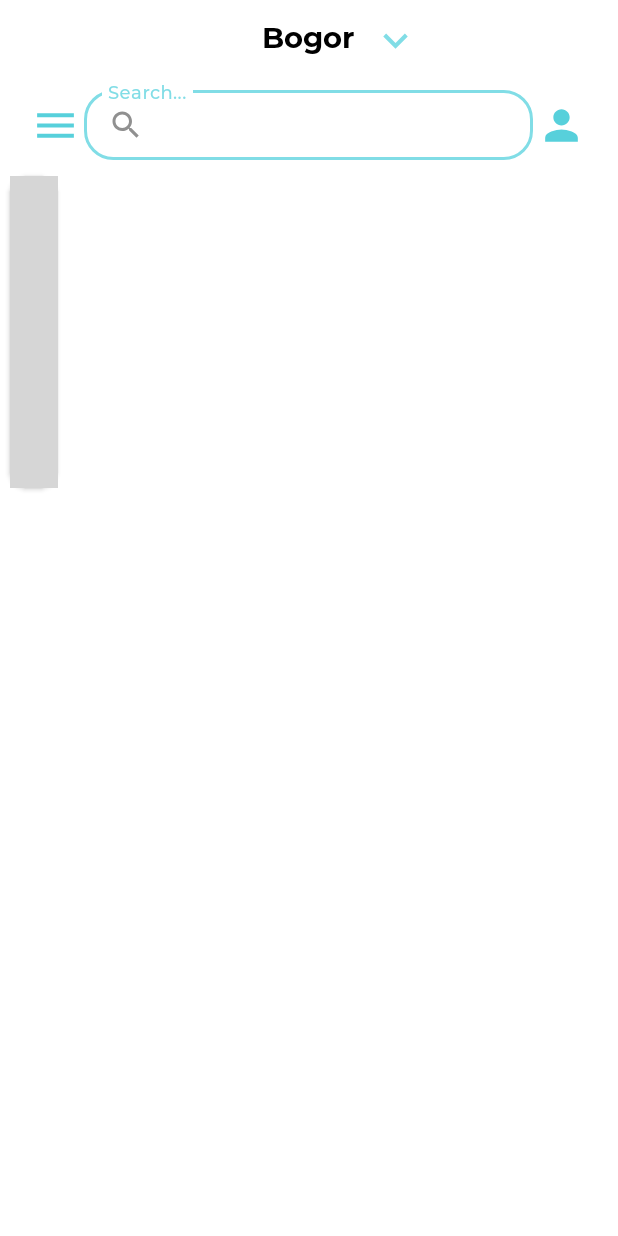
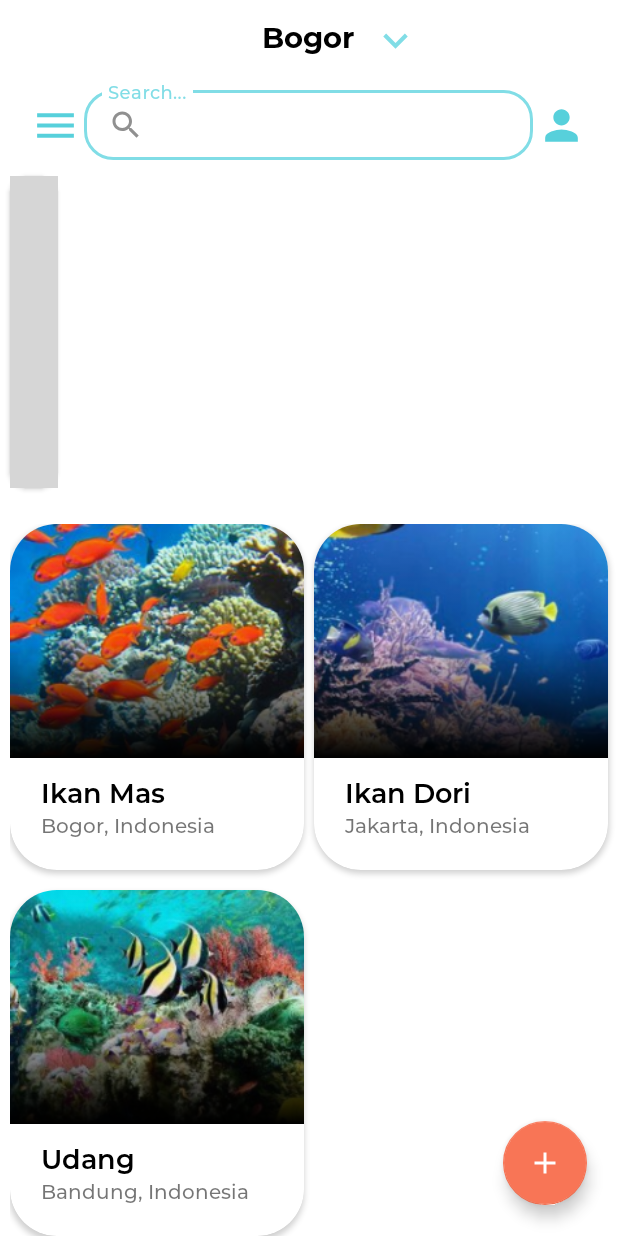
Before and after one commit to NauraRetyani/IWak, an Android app: the screen it shows after launch (MainActivity), on a phone screen of 412 x 824 dp. Run offline under Robolectric (Android 15) with nearby library versions, the phone set to English and light mode, and no system bars; our stand-ins replace sdp/ssp sizes; libraries missing offline, so code that uses them is left out: com.synnapps.carouselview; plain views replace CarouselView; 3 statements that could not run were skipped; grey boxes are pictures that could not be loaded.

Commit message:
finishing Main Activity

```diff
--- a/app/build.gradle
+++ b/app/build.gradle
@@ -37,6 +37,7 @@ dependencies {
     implementation 'com.synnapps:carouselview:0.1.4'
     implementation 'com.android.support:design:29.0.0'
     implementation 'androidx.recyclerview:recyclerview:1.1.0'
+    implementation 'com.github.bumptech.glide:glide:4.10.0'
 
     testImplementation 'junit:junit:4.12'
     androidTestImplementation 'androidx.test.ext:junit:1.1.1'
--- /dev/null
+++ b/app/src/main/java/com/naura/idn/iwak/FishModel.kt
@@ -0,0 +1,11 @@
+package com.naura.idn.iwak
+
+import android.os.Parcelable
+import kotlinx.android.parcel.Parcelize
+
+@Parcelize
+data class FishModel(
+    var name: String,
+    var address: String,
+    var image: Int
+): Parcelable
--- a/app/src/main/java/com/naura/idn/iwak/MainActivity.kt
+++ b/app/src/main/java/com/naura/idn/iwak/MainActivity.kt
@@ -2,12 +2,21 @@ package com.naura.idn.iwak
 
 import androidx.appcompat.app.AppCompatActivity
 import android.os.Bundle
+import android.view.Menu
+import android.view.MenuItem
 import android.widget.ImageView
+import android.widget.Toast
+import androidx.recyclerview.widget.GridLayoutManager
+import androidx.recyclerview.widget.LinearLayoutManager
+import androidx.recyclerview.widget.RecyclerView
+import com.google.android.material.floatingactionbutton.FloatingActionButton
+import com.google.android.material.snackbar.Snackbar
 import com.synnapps.carouselview.CarouselView
 import com.synnapps.carouselview.ImageListener
 import kotlinx.android.synthetic.main.activity_main.*
 
 class MainActivity : AppCompatActivity() {
+    private val fishList = ArrayList<FishModel>()
 
     val imageContentSlider = intArrayOf(
         R.drawable.image_1,
@@ -18,17 +27,58 @@ class MainActivity : AppCompatActivity() {
     val imageContentListener: ImageListener = object : ImageListener {
         override fun setImageForPosition(position: Int, imageView: ImageView?) {
             imageView?.setImageResource(imageContentSlider[position])
+
         }
     }
 
     override fun onCreate(savedInstanceState: Bundle?) {
         super.onCreate(savedInstanceState)
         setContentView(R.layout.activity_main)
+
         supportActionBar?.hide()
+        fab.setOnClickListener { view ->
+            Snackbar.make(view, "Post", Snackbar.LENGTH_LONG)
+                .setAction("Action", null).show()
+        }
 
         val carouselView = is_main as CarouselView
         carouselView.setImageListener(imageContentListener)
         carouselView.setPageCount(imageContentSlider.count())
 
+        rv_main.setHasFixedSize(true)
+        fishList.addAll(getListFood())
+        showRecyclerList()
+
+    }
+
+    override fun onOptionsItemSelected(item: MenuItem): Boolean {
+        return when (item.itemId) {
+            R.id.action_settings -> true
+            else -> super.onOptionsItemSelected(item)
+        }
+    }
+
+    private fun showRecyclerList() {
+        rv_main.layoutManager = GridLayoutManager(this, 2)
+
+        val listFoodAdapter = RecyclerAdapter(fishList)
+        rv_main.adapter = listFoodAdapter
+    }
+
+    private fun getListFood(): ArrayList<FishModel> {
+        val dataName = resources.getStringArray(R.array.title)
+        val dataAddress = resources.getStringArray(R.array.address)
+        val dataImage = resources.obtainTypedArray(R.array.image)
+
+        val listFish = ArrayList<FishModel>()
+        for (position in dataName.indices) {
+            val fish = FishModel(
+                dataName[position],
+                dataAddress[position],
+                dataImage.getResourceId(position, -1)
+            )
+            listFish.add(fish)
+        }
+        return listFish
     }
 }
--- /dev/null
+++ b/app/src/main/java/com/naura/idn/iwak/RecyclerAdapter.kt
@@ -0,0 +1,38 @@
+package com.naura.idn.iwak
+
+import android.view.LayoutInflater
+import android.view.View
+import android.view.ViewGroup
+import androidx.recyclerview.widget.RecyclerView
+import com.bumptech.glide.Glide
+import com.bumptech.glide.request.RequestOptions
+import kotlinx.android.synthetic.main.item_row_home.view.*
+
+
+class RecyclerAdapter(private val listFishs: ArrayList<FishModel>) :
+    RecyclerView.Adapter<RecyclerAdapter.PopularViewHolder>() {
+    override fun onCreateViewHolder(parent: ViewGroup, viewType: Int): PopularViewHolder {
+        val view = LayoutInflater.from(parent.context)
+            .inflate(R.layout.item_row_home, parent, false)
+        return PopularViewHolder(view)
+    }
+
+    override fun getItemCount(): Int = listFishs.size
+
+    override fun onBindViewHolder(holder: PopularViewHolder, position: Int) {
+        holder.bind(listFishs[position])
+    }
+
+    class PopularViewHolder(itemView: View) : RecyclerView.ViewHolder(itemView) {
+        fun bind(fishs: FishModel) {
+            with(itemView) {
+                Glide.with(itemView.context)
+                    .load(fishs.image)
+                    .apply(RequestOptions().override(300))
+                    .into(iv_popular)
+                tv_name.text = fishs.name
+                tv_address.text = fishs.address
+            }
+        }
+    }
+}
--- /dev/null
+++ b/app/src/main/res/drawable/ic_add.xml
@@ -0,0 +1,5 @@
+<vector android:height="24dp" android:tint="#FFFFFF"
+    android:viewportHeight="24.0" android:viewportWidth="24.0"
+    android:width="24dp" xmlns:android="http://schemas.android.com/apk/res/android">
+    <path android:fillColor="#FF000000" android:pathData="M19,13h-6v6h-2v-6H5v-2h6V5h2v6h6v2z"/>
+</vector>
--- a/app/src/main/res/layout/activity_main.xml
+++ b/app/src/main/res/layout/activity_main.xml
@@ -1,11 +1,15 @@
 <?xml version="1.0" encoding="utf-8"?>
-<ScrollView xmlns:android="http://schemas.android.com/apk/res/android"
+<androidx.coordinatorlayout.widget.CoordinatorLayout xmlns:android="http://schemas.android.com/apk/res/android"
     xmlns:app="http://schemas.android.com/apk/res-auto"
     xmlns:tools="http://schemas.android.com/tools"
     android:layout_width="match_parent"
     android:layout_height="match_parent"
     android:background="@android:color/white"
     tools:context=".MainActivity">
+
+    <ScrollView
+        android:layout_width="match_parent"
+        android:layout_height="wrap_content">
 
         <RelativeLayout
             android:layout_width="match_parent"
@@ -75,6 +79,7 @@
                 android:src="@drawable/ic_setting" />
 
             <androidx.cardview.widget.CardView
+                android:id="@+id/card_view"
                 android:layout_width="wrap_content"
                 android:layout_height="wrap_content"
                 android:layout_below="@id/et_layout"
@@ -97,8 +102,23 @@
 
             </androidx.cardview.widget.CardView>
 
-
+            <androidx.recyclerview.widget.RecyclerView
+                android:id="@+id/rv_main"
+                android:layout_width="match_parent"
+                android:layout_height="wrap_content"
+                android:layout_below="@id/card_view"
+                android:layout_marginStart="@dimen/_5sdp"
+                android:layout_marginTop="@dimen/_10sdp" />
 
         </RelativeLayout>
+    </ScrollView>
 
-</ScrollView>
+    <com.google.android.material.floatingactionbutton.FloatingActionButton
+        android:id="@+id/fab"
+        android:layout_width="wrap_content"
+        android:layout_height="wrap_content"
+        android:layout_gravity="bottom|end"
+        android:layout_margin="@dimen/_16sdp"
+        app:srcCompat="@drawable/ic_add" />
+
+</androidx.coordinatorlayout.widget.CoordinatorLayout>
--- /dev/null
+++ b/app/src/main/res/layout/item_row_home.xml
@@ -0,0 +1,54 @@
+<?xml version="1.0" encoding="utf-8"?>
+<androidx.cardview.widget.CardView xmlns:android="http://schemas.android.com/apk/res/android"
+    xmlns:app="http://schemas.android.com/apk/res-auto"
+    android:layout_width="wrap_content"
+    android:layout_height="wrap_content"
+    android:layout_marginEnd="@dimen/_5sdp"
+    android:layout_marginBottom="@dimen/_10sdp"
+    app:cardCornerRadius="@dimen/_24sdp">
+
+    <LinearLayout
+        android:layout_width="wrap_content"
+        android:layout_height="wrap_content"
+        android:orientation="vertical"
+        android:layout_marginBottom="@dimen/_16sdp">
+
+        <FrameLayout
+            android:layout_width="wrap_content"
+            android:layout_height="wrap_content"
+            android:foreground="@drawable/top_background">
+
+            <ImageView
+                android:id="@+id/iv_popular"
+                android:layout_width="@dimen/_200sdp"
+                android:layout_height="@dimen/_120sdp"
+                android:scaleType="centerCrop"
+                android:src="@drawable/image_1"/>
+
+        </FrameLayout>
+
+        <TextView
+            android:id="@+id/tv_name"
+            android:layout_width="match_parent"
+            android:layout_height="wrap_content"
+            android:layout_marginStart="@dimen/_16sdp"
+            android:layout_marginTop="@dimen/_8sdp"
+            android:layout_marginEnd="@dimen/_10sdp"
+            android:text="@string/label_name"
+            android:textColor="@android:color/black"
+            android:fontFamily="@font/montserrat_semi_bold"
+            android:textSize="@dimen/_14sdp"/>
+
+        <TextView
+            android:id="@+id/tv_address"
+            android:layout_width="match_parent"
+            android:layout_height="wrap_content"
+            android:layout_marginStart="@dimen/_16sdp"
+            android:layout_marginEnd="@dimen/_10sdp"
+            android:text="@string/label_location"
+            android:fontFamily="@font/montserrat_medium"
+            android:textSize="@dimen/_10sdp"/>
+
+    </LinearLayout>
+
+</androidx.cardview.widget.CardView>
--- /dev/null
+++ b/app/src/main/res/menu/menu.xml
@@ -0,0 +1,11 @@
+<?xml version="1.0" encoding="utf-8"?>
+<menu xmlns:android="http://schemas.android.com/apk/res/android"
+    xmlns:app="http://schemas.android.com/apk/res-auto"
+    xmlns:tools="http://schemas.android.com/tools"
+    tools:context="com.naura.idn.iwak.MainActivity">
+    <item
+        android:id="@+id/action_settings"
+        android:orderInCategory="100"
+        android:title="@string/action_settings"
+        app:showAsAction="never" />
+</menu>
--- a/app/src/main/res/values/strings.xml
+++ b/app/src/main/res/values/strings.xml
@@ -2,4 +2,24 @@
     <string name="app_name">IWak</string>
     <string name="label_location">Bogor</string>
     <string name="label_hint">Search...</string>
+    <string name="label_name">Nama</string>
+    <string name="action_settings">Settings</string>
+
+    <string-array name="title">
+        <item>Ikan Mas</item>
+        <item>Ikan Dori</item>
+        <item>Udang</item>
+    </string-array>
+
+    <string-array name="address">
+        <item>Bogor, Indonesia</item>
+        <item>Jakarta, Indonesia</item>
+        <item>Bandung, Indonesia</item>
+    </string-array>
+
+    <string-array name="image">
+        <item>@drawable/image_1</item>
+        <item>@drawable/image_2</item>
+        <item>@drawable/image_3</item>
+    </string-array>
 </resources>
```
Lines whose indentation alone changed are shown as unchanged.
